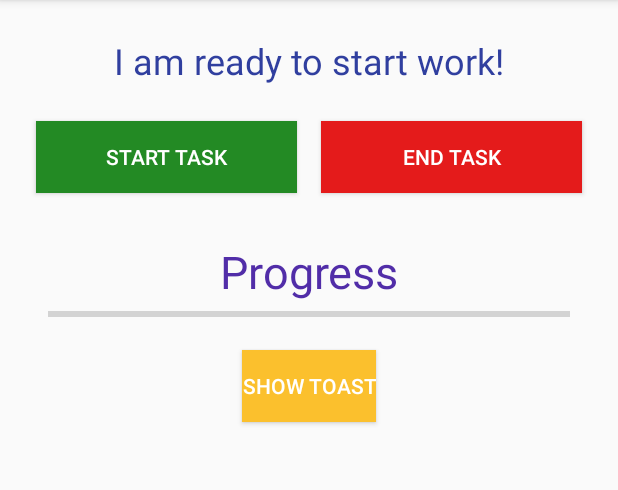
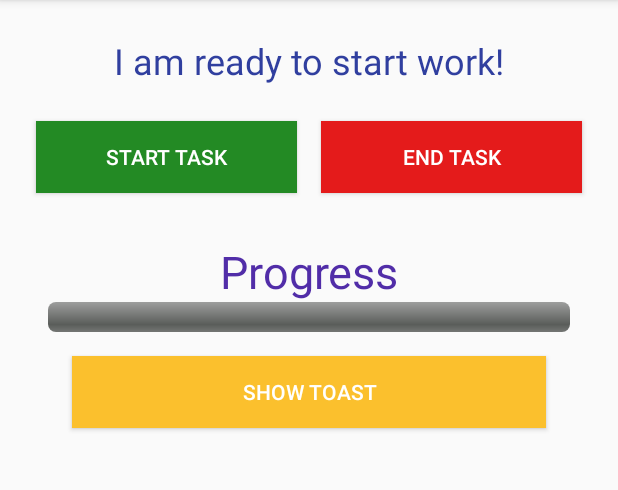
Before and after one commit to AliAdil/ExperimentProject, an Android app: the AsyncTaskExperiment screen opened directly, with no data from a screen before it, on a phone screen of 412 x 824 dp, the part 84-574 px from its top. Run offline under Robolectric (Android 15) with nearby library versions, the phone set to English and light mode, and no system bars.

```diff
--- a/app/src/main/res/layout/activity_async_task.xml
+++ b/app/src/main/res/layout/activity_async_task.xml
@@ -65,7 +65,7 @@
 
  <ProgressBar
      android:id="@+id/Progressbar"
-        style="@style/Widget.AppCompat.ProgressBar.Horizontal"
+     style="@android:style/Widget.ProgressBar.Horizontal"
      android:layout_width="0dp"
      android:layout_height="wrap_content"
      android:layout_marginStart="16dp"
@@ -76,9 +76,11 @@
 
  <Button
      android:id="@+id/btn_showToast"
-     android:layout_width="wrap_content"
+     android:layout_width="0dp"
      android:layout_height="wrap_content"
+     android:layout_marginStart="32dp"
      android:layout_marginTop="16dp"
+     android:layout_marginEnd="32dp"
      android:background="#FBC02D"
      android:text="@string/show_toast"
      android:textColor="#fff"
```
Also changed, not shown: app/src/main/res/drawable-hdpi/ic_andorid.png (added), app/src/main/res/drawable-mdpi/ic_andorid.png (added), app/src/main/res/drawable-xhdpi/ic_andorid.png (added), app/src/main/res/drawable-xxhdpi/ic_andorid.png (added), app/src/main/res/drawable-xxxhdpi/ic_andorid.png (added). Lines whose indentation alone changed are shown as unchanged.
